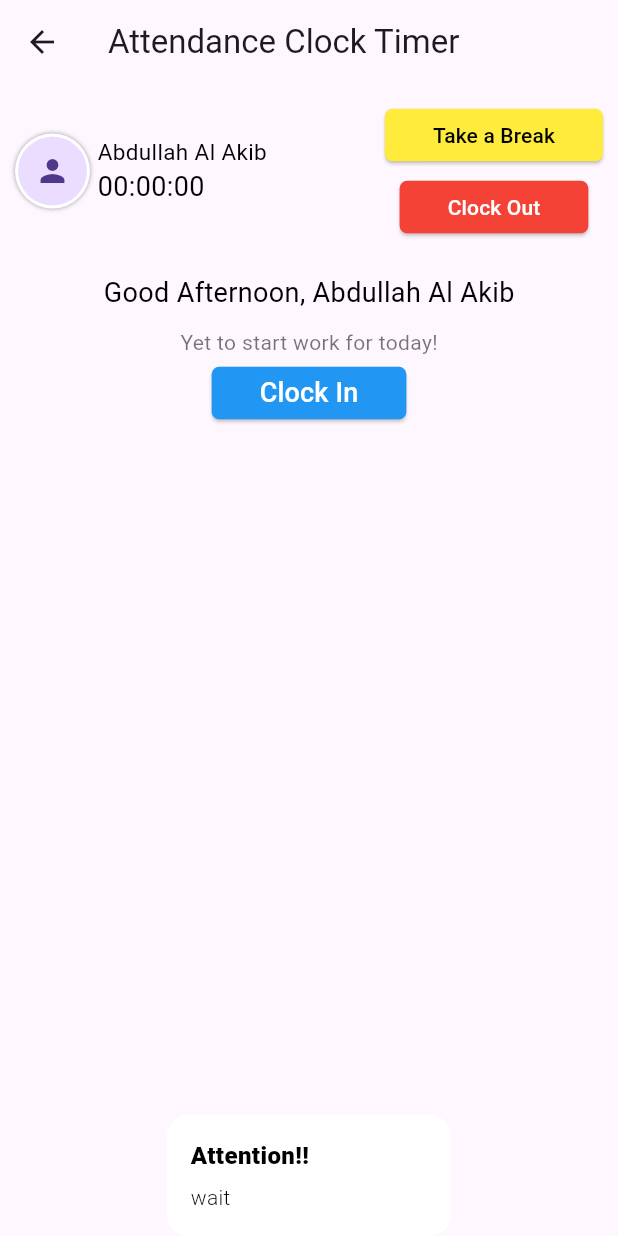
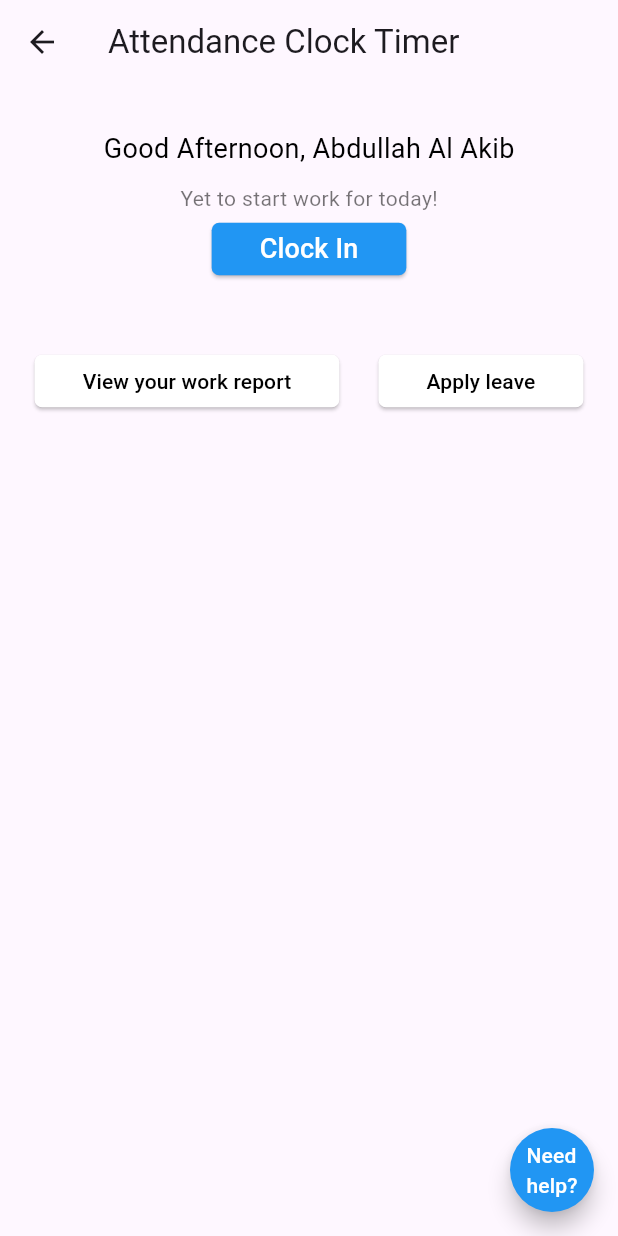
Before and after one commit to ShahoriarNahid/assessment, a Flutter app: the UserPage screen opened directly, after a tap on "Clock In", after a tap on "Take a Break", after a tap on "Clock Out", on a phone screen of 412 x 824 dp. Run offline on Flutter 3.47's test engine with Material 3 defaults, Android fonts, the phone set to English and light mode, and no system bars; drawn by our look-alikes of screenshot; our stand-ins replace get; Roboto replaces fonts that are missing (Manrope Bold, Manrope Regular).

Commit message:
update status

```diff
--- a/lib/controllers/controller.dart
+++ b/lib/controllers/controller.dart
@@ -5,9 +5,11 @@ class Controller extends GetxController {
   final clockTime = Rx<int>(0);
   late Timer timer;
   final isTiming = RxBool(false);
+  final isPause = RxBool(false);
 
   void startClock() {
     isTiming.value = true;
+    isPause.value = false;
     timer = Timer.periodic(const Duration(seconds: 1), (timer) {
       clockTime.value += 1;
     });
@@ -16,8 +18,8 @@ class Controller extends GetxController {
   Future<void> pauseClock() async {
     timer.cancel();
 
-    // videoDuration.value = 0;
     isTiming.value = false;
+    isPause.value = true;
   }
 
   Future<void> stopClock() async {
@@ -25,6 +27,7 @@ class Controller extends GetxController {
 
     clockTime.value = 0;
     isTiming.value = false;
+    isPause.value = false;
   }
 
   @override
@@ -32,49 +35,4 @@ class Controller extends GetxController {
     timer.cancel();
     super.onClose();
   }
-
-  // final interval = 5.obs; // default interval is 5 seconds
-  // ScreenshotController screenshotController = ScreenshotController();
-
-  // void startCapturingScreenshots() {
-  //   if (timer != null) {
-  //     timer!.cancel();
-  //   }
-  //   timer = Timer.periodic(Duration(seconds: interval.value), (timer) {
-  //     captureScreenshot();
-  //   });
-  // }
-
-  // void captureScreenshot() async {
-  //   final screenshot = await screenshotController.capture();
-  //   if (screenshot != null) {
-  //     // Save or process the screenshot as needed
-  //     kLog("Screenshot captured");
-  //   }
-  // }
-
-  // var time = '00:00:00'.obs;
-  // Timer? _timer;
-  // int _seconds = 0;
-
-  // void startTimer() {
-  //   _timer?.cancel(); // Cancel any existing timer
-  //   _seconds = 0; // Reset the seconds counter
-  //   _timer = Timer.periodic(Duration(seconds: 1), (timer) {
-  //     _seconds++;
-  //     time.value = _formatTime(_seconds);
-  //   });
-  // }
-
-  // void stopTimer() {
-  //   _timer?.cancel();
-  //   _timer = null; // Set to null after canceling
-  // }
-
-  // String _formatTime(int seconds) {
-  //   final int hours = seconds ~/ 3600;
-  //   final int minutes = (seconds % 3600) ~/ 60;
-  //   final int secs = seconds % 60;
-  //   return '${hours.toString().padLeft(2, '0')}:${minutes.toString().padLeft(2, '0')}:${secs.toString().padLeft(2, '0')}';
-  // }
 }
--- a/lib/pages/main_page.dart
+++ b/lib/pages/main_page.dart
@@ -35,7 +35,7 @@ class _MainPageState extends State<MainPage> {
                 ),
               ),
               onPressed: () {
-                Get.to(const AdminPage());
+                Get.to(() => const AdminPage());
               },
               child: const Text(
                 'Admin',
@@ -57,7 +57,7 @@ class _MainPageState extends State<MainPage> {
                 ),
               ),
               onPressed: () {
-                Get.to(const UserPage());
+                Get.to(() => const UserPage());
               },
               child: const Text(
                 'User',
--- a/lib/pages/user_page.dart
+++ b/lib/pages/user_page.dart
@@ -20,6 +20,15 @@ class _UserPageState extends State<UserPage> {
       controller: Base.screenCaptureController.screenshotController,
       child: Obx(
         () => Scaffold(
+          floatingActionButton: FloatingActionButton(
+            onPressed: () {},
+            backgroundColor: Colors.blue,
+            shape: const CircleBorder(),
+            child: KText(
+              text: 'Need\nhelp?',
+              color: Colors.white,
+            ),
+          ),
           appBar: AppBar(
             title: const Text('Attendance Clock Timer'),
           ),
@@ -28,6 +37,7 @@ class _UserPageState extends State<UserPage> {
             child: Column(
               mainAxisAlignment: MainAxisAlignment.start,
               children: [
+                if (Base.controller.isTiming.value || Base.controller.isPause.value)
                   Row(
                     children: [
                       Container(
@@ -86,16 +96,8 @@ class _UserPageState extends State<UserPage> {
                               Base.controller.pauseClock();
                               if (Base.screenCaptureController.isCapturing.value) {
                                 Base.screenCaptureController.stopCapturing();
-                              kLog('stop capture');
                               } else {
-                              Get.snackbar(
-                                'Attention!!',
-                                'wait',
-                                colorText: Colors.black,
-                                backgroundColor: Colors.white,
-                                snackPosition: SnackPosition.BOTTOM,
-                                maxWidth: 190,
-                              );
+                                kLog('is not stop capture');
                               }
                             },
                             child: KText(
@@ -118,16 +120,8 @@ class _UserPageState extends State<UserPage> {
                               Base.controller.stopClock();
                               if (Base.screenCaptureController.isCapturing.value) {
                                 Base.screenCaptureController.stopCapturing();
-                              kLog('stop capture');
                               } else {
-                              Get.snackbar(
-                                'Attention!!',
-                                'wait',
-                                colorText: Colors.black,
-                                backgroundColor: Colors.white,
-                                snackPosition: SnackPosition.BOTTOM,
-                                maxWidth: 190,
-                              );
+                                kLog('is not stop capture');
                               }
                             },
                             child: KText(
@@ -146,9 +140,14 @@ class _UserPageState extends State<UserPage> {
                   fontSize: 18,
                 ),
                 const SizedBox(height: 10),
-                if (!Base.controller.isTiming.value)
+                if (!Base.controller.isTiming.value && !Base.controller.isPause.value)
                   KText(
                     text: 'Yet to start work for today!',
+                    color: Colors.black54,
+                  ),
+                if (Base.controller.isPause.value)
+                  KText(
+                    text: 'Break',
                     color: Colors.black54,
                   ),
                 if (Base.controller.isTiming.value)
@@ -190,14 +189,7 @@ class _UserPageState extends State<UserPage> {
                       } else {
                         Base.controller.startClock();
                         if (Base.screenCaptureController.isCapturing.value) {
-                          Get.snackbar(
-                            'Attention!!',
-                            'wait 1',
-                            colorText: Colors.black,
-                            backgroundColor: Colors.white,
-                            snackPosition: SnackPosition.BOTTOM,
-                            maxWidth: 190,
-                          );
+                          kLog('not capture screenshot');
                         } else {
                           Base.screenCaptureController.startCapturing();
                         }
@@ -210,6 +202,46 @@ class _UserPageState extends State<UserPage> {
                       fontSize: 18,
                     ),
                   ),
+                const SizedBox(height: 40),
+                Row(
+                  mainAxisAlignment: MainAxisAlignment.spaceAround,
+                  children: [
+                    ElevatedButton(
+                      style: ButtonStyle(
+                        minimumSize: WidgetStateProperty.all<Size?>(const Size(80, 35)),
+                        backgroundColor: WidgetStateProperty.all<Color>(Colors.white),
+                        visualDensity: const VisualDensity(horizontal: 2),
+                        shape: WidgetStateProperty.all<RoundedRectangleBorder>(
+                          RoundedRectangleBorder(
+                            borderRadius: BorderRadius.circular(5.0),
+                          ),
+                        ),
+                      ),
+                      onPressed: () {},
+                      child: KText(
+                        text: 'View your work report',
+                        bold: true,
+                      ),
+                    ),
+                    ElevatedButton(
+                      style: ButtonStyle(
+                        minimumSize: WidgetStateProperty.all<Size?>(const Size(60, 35)),
+                        backgroundColor: WidgetStateProperty.all<Color>(Colors.white),
+                        visualDensity: const VisualDensity(horizontal: 2),
+                        shape: WidgetStateProperty.all<RoundedRectangleBorder>(
+                          RoundedRectangleBorder(
+                            borderRadius: BorderRadius.circular(5.0),
+                          ),
+                        ),
+                      ),
+                      onPressed: () {},
+                      child: KText(
+                        text: 'Apply leave',
+                        bold: true,
+                      ),
+                    ),
+                  ],
+                ),
               ],
             ),
           ),
```
Lines whose indentation alone changed are shown as unchanged.
